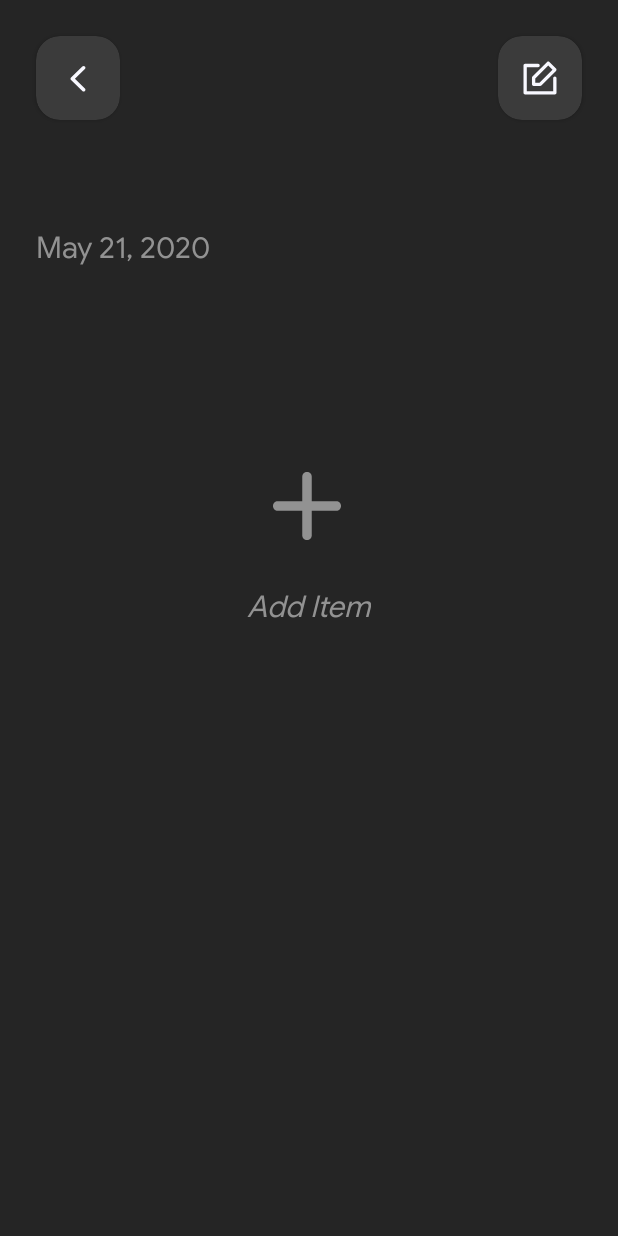
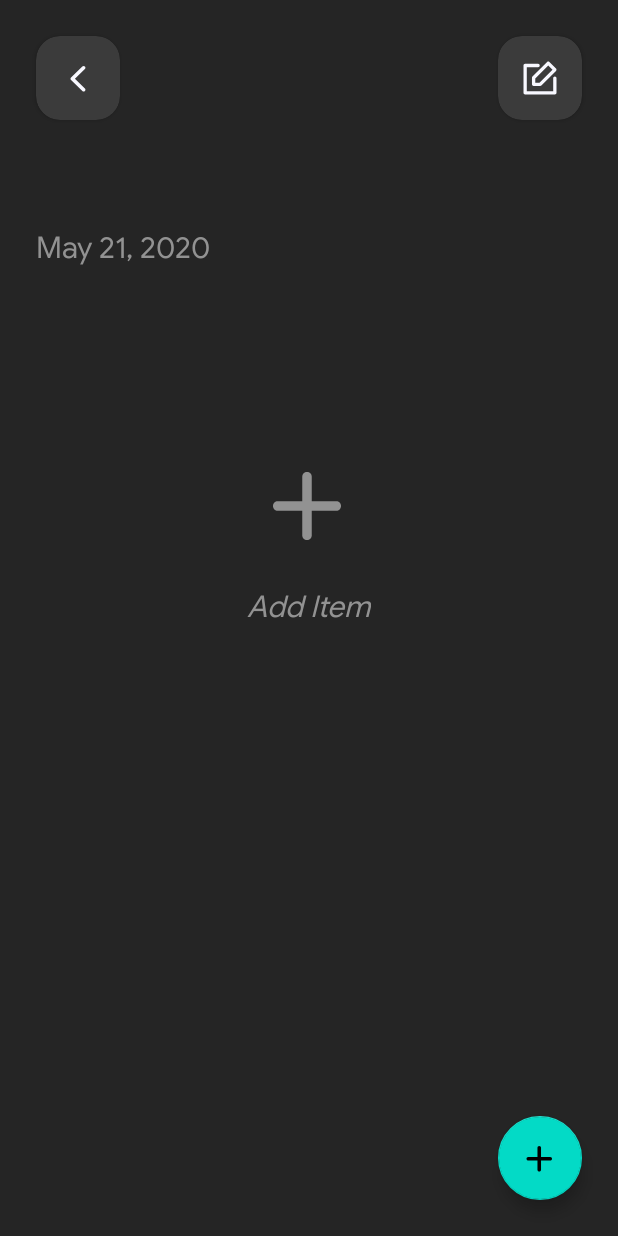
Before and after one commit to srivastavahardik/notes-test, an Android app: the NoteFragment screen opened through its navigation route, on a phone screen of 412 x 824 dp. Run offline under Robolectric (Android 15) with nearby library versions, the phone set to English and light mode, and no system bars; our stand-ins replace data binding.

Commit message:
NoteFragment: Setup content observer

```diff
--- a/app/src/main/java/com/oddlyspaced/notes/ui/note/fragment/NoteFragment.kt
+++ b/app/src/main/java/com/oddlyspaced/notes/ui/note/fragment/NoteFragment.kt
@@ -47,37 +47,16 @@ class NoteFragment: Fragment() {
                 viewmodel.toggleEditing()
             }
         }
+
+        binding.fabAddItem.setOnClickListener {
+            viewmodel.addItem("Sample Item")
+        }
     }
 
     private fun setupRecyclerView() {
         binding.rvItems.layoutManager = LinearLayoutManager(context)
         adapter = ItemsAdapter()
         binding.rvItems.adapter = adapter
-
-        adapter.submitList(
-            mutableListOf(
-                Item(
-                    1,
-                    "Text 1",
-                    false
-                ),
-                Item(
-                    2,
-                    "Text 1",
-                    false
-                ),
-                Item(
-                    3,
-                    "Text 1",
-                    false
-                ),
-                Item(
-                    4,
-                    "Text 1",
-                    false
-                )
-            )
-        )
     }
 
     private fun setupObservers() {
@@ -90,6 +69,8 @@ class NoteFragment: Fragment() {
                 txTitle.text = title
             }
         })
+
+        setupContentObserver()
 
         // TODO : Use data binding
         viewmodel.isEditing.observe(viewLifecycleOwner, { editing ->
@@ -112,5 +93,27 @@ class NoteFragment: Fragment() {
         })
     }
 
+    private fun setupContentObserver() {
+        viewmodel.content.observe(viewLifecycleOwner, { items ->
+            when (items.size) {
+                0 -> {
+                    binding.consEmptyAdd.setOnClickListener {
+                        viewmodel.toggleEditing()
+                        binding.consEmptyAdd.isVisible = false
+                        binding.consSingleItem.isVisible = true
+                    }
+                }
+                1 -> {
+                    binding.consEmptyAdd.isVisible = false
+                    binding.consSingleItem.isVisible = true
+                }
+                else -> {
+                    binding.consSingleItem.isVisible = false
+                    binding.rvItems.isVisible = true
+                    adapter.submitList(ArrayList(items))
+                }
+            }
+        })
+    }
 
 }
--- a/app/src/main/res/layout/fragment_note.xml
+++ b/app/src/main/res/layout/fragment_note.xml
@@ -66,6 +66,7 @@
         </androidx.cardview.widget.CardView>
 
         <ScrollView
+            android:id="@+id/scrollView2"
             android:layout_width="0dp"
             android:layout_height="0dp"
             android:layout_marginTop="24dp"
@@ -218,5 +219,15 @@
             </LinearLayout>
         </ScrollView>
 
+        <com.google.android.material.floatingactionbutton.FloatingActionButton
+            android:id="@+id/fabAddItem"
+            android:layout_width="wrap_content"
+            android:layout_height="wrap_content"
+            android:layout_marginBottom="24dp"
+            android:clickable="true"
+            app:layout_constraintBottom_toBottomOf="@+id/scrollView2"
+            app:layout_constraintEnd_toStartOf="@+id/guideline7"
+            app:srcCompat="@drawable/ic_add" />
+
     </androidx.constraintlayout.widget.ConstraintLayout>
 </layout>
```
